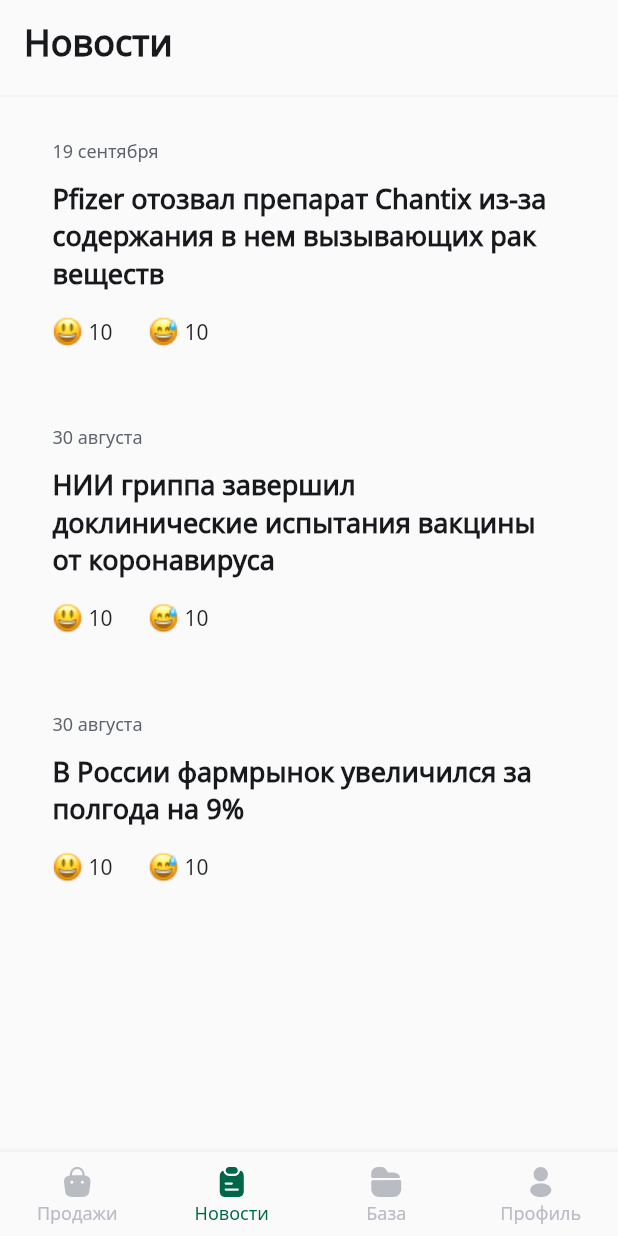
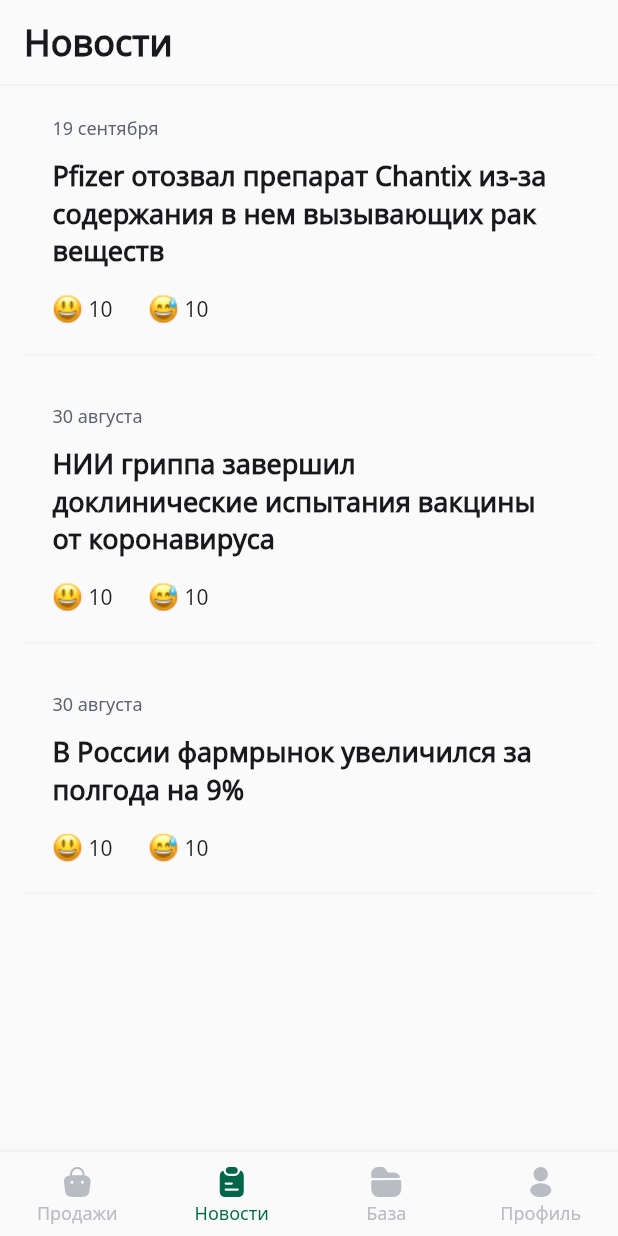
Before and after one commit to kasietfl/test_layout, a Flutter app: the screen it shows after launch, item 2 of the bottom bar chosen, on a phone screen of 412 x 824 dp. Run offline on Flutter 3.47's test engine with Material 2 defaults, Android fonts, the light colour scheme and no system bars; our stand-ins replace flutter_svg.

Commit message:
fixed styles

```diff
--- a/lib/imports.dart
+++ b/lib/imports.dart
@@ -25,3 +25,4 @@
 export 'package:test_layout/screens/test-screen/tests.dart';
 export 'package:test_layout/screens/test-screen/test_item.dart';
 export 'package:test_layout/screens/test-screen/test_dialog.dart';
+export 'package:test_layout/screens/profile.dart';
--- a/lib/main.dart
+++ b/lib/main.dart
@@ -27,7 +27,7 @@
 
 class _MainState extends State<Main> {
   int currentIndex = 0;
-  final screens = [const Sales(), const News(), const Base(), const Tests()];
+  final screens = [const Sales(), const News(), const Base(), const Profile()];
 
   @override
   Widget build(BuildContext context) {
--- a/lib/screens/base/base.dart
+++ b/lib/screens/base/base.dart
@@ -22,6 +22,7 @@
         children: [
           const Divider(
             color: lightGray2,
+            height: 1,
             thickness: 1,
           ),
           Expanded(
--- a/lib/screens/base/base_item.dart
+++ b/lib/screens/base/base_item.dart
@@ -18,11 +18,10 @@
       onTap: () => Navigator.pushNamed(context, '/$section'),
       child: Container(
         width: double.infinity,
-        padding: const EdgeInsets.all(12),
+        padding: const EdgeInsets.symmetric(horizontal: 16, vertical: 20),
         child: Column(
           crossAxisAlignment: CrossAxisAlignment.start,
           children: [
-            const SizedBox(height: 30),
             SvgPicture.asset('assets/svg/$image.svg'),
             const SizedBox(height: 10),
             Text(
--- a/lib/screens/news/news.dart
+++ b/lib/screens/news/news.dart
@@ -35,6 +35,7 @@
           children: [
             const Divider(
               color: lightGray2,
+              height: 1,
               thickness: 1,
             ),
             Expanded(
--- a/lib/screens/news/news_item.dart
+++ b/lib/screens/news/news_item.dart
@@ -12,7 +12,12 @@
       onTap: () {
         Navigator.pushNamed(context, '/innernews');
       },
-      child: Padding(
+      child: Container(
+        decoration: const BoxDecoration(
+            border: Border(
+                bottom: BorderSide(
+          color: lightGray2,
+        ))),
         padding: const EdgeInsets.all(20),
         child: Column(
           crossAxisAlignment: CrossAxisAlignment.start,
--- a/lib/screens/sales/date_modal.dart
+++ b/lib/screens/sales/date_modal.dart
@@ -95,7 +95,10 @@
               ],
             ),
             const Spacer(),
-            CustomButton(buttonText: 'Отмена', enabled: false, function: () {}),
+            CustomButton(
+                buttonText: 'Отмена',
+                enabled: false,
+                function: () => Navigator.pop(context)),
             const SizedBox(
               height: 9,
             )
--- a/lib/screens/sales/sales.dart
+++ b/lib/screens/sales/sales.dart
@@ -21,6 +21,7 @@
     'Анальгин-ЭкстраКап',
     'Артрозан'
   ];
+  final String day = 'Сегодня';
   @override
   Widget build(BuildContext context) {
     return Scaffold(
@@ -54,7 +55,7 @@
                       child: Row(
                         children: [
                           Text(
-                            'Сегодня',
+                            day,
                             style: kTextStyle16.copyWith(
                                 fontWeight: FontWeight.w600, color: green),
                           ),
--- a/lib/screens/sales/search_bar.dart
+++ b/lib/screens/sales/search_bar.dart
@@ -1,4 +1,5 @@
 import 'package:flutter/material.dart';
+import 'package:test_layout/styles/colors.dart';
 
 class SearchBar extends StatelessWidget {
   const SearchBar({Key? key}) : super(key: key);
@@ -18,6 +19,7 @@
               borderRadius: BorderRadius.circular(50),
               borderSide: const BorderSide(color: Color(0xffececef)),
             ),
+            focusColor: green,
             filled: true,
             fillColor: const Color(0xffececef),
             contentPadding: const EdgeInsets.all(2.0),
--- a/lib/screens/test-screen/result_dialog.dart
+++ b/lib/screens/test-screen/result_dialog.dart
@@ -10,6 +10,7 @@
   Widget build(BuildContext context) {
     return SizedBox(
       height: 460,
+      width: 375,
       child: Column(
         mainAxisAlignment: MainAxisAlignment.center,
         children: [
```
Also changed, not shown: lib/screens/profile.dart (added, +12 -0 lines), lib/screens/sales/product_modal.dart (+8 -5 lines).
